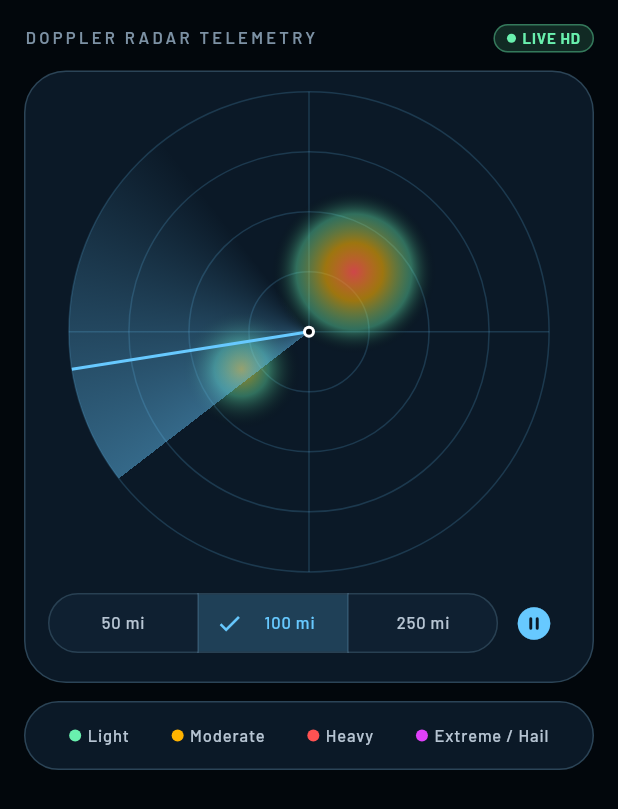
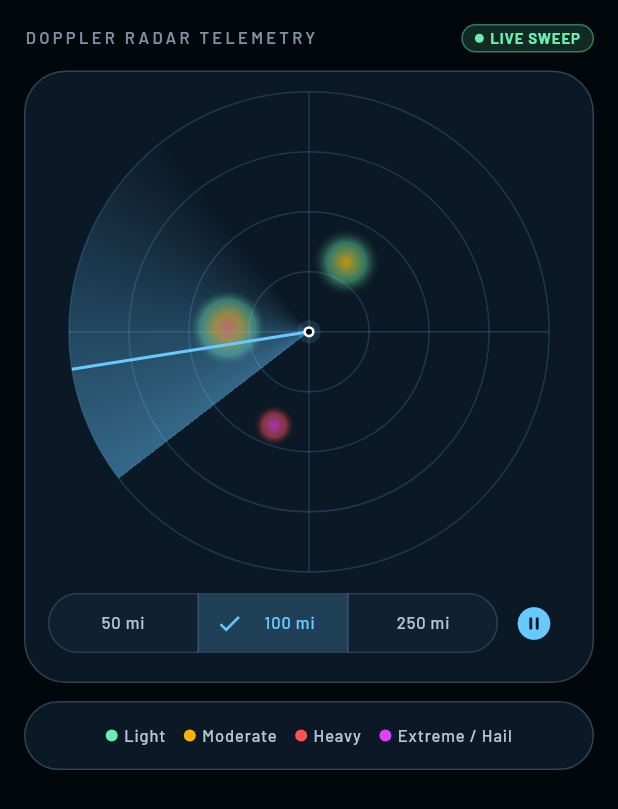
Before and after one commit to ELI3GANT/WEATHER_OS, a Flutter app: the RadarView widget shown alone on an empty page, opened directly, on a phone screen of 412 x 824 dp. Shown: the top 809 px of the screen. Run offline on Flutter 3.47's test engine with Material 3 defaults, Android fonts, the phone set to English and light mode, and no system bars; our stand-ins replace geolocator, in_app_purchase, shared_preferences; accounts and stored records are empty; network calls fail.

Commit message:
fix(android): animate radar precipitation cells

```diff
--- a/lib/features/weather/widgets/radar_view.dart
+++ b/lib/features/weather/widgets/radar_view.dart
@@ -37,7 +37,9 @@ class _RadarViewState extends State<RadarView>
   void initState() {
     super.initState();
     WidgetsBinding.instance.addObserver(this);
-    _rangeSub = WeatherNativeUIBridge.instance.onRadarRangeChanged.listen((int index) {
+    _rangeSub = WeatherNativeUIBridge.instance.onRadarRangeChanged.listen((
+      int index,
+    ) {
       if (index >= 0 && index < _ranges.length) {
         setState(() {
           _selectedRangeIndex = index;
@@ -80,7 +82,9 @@ class _RadarViewState extends State<RadarView>
         state == AppLifecycleState.inactive ||
         state == AppLifecycleState.detached) {
       _sweepController.stop();
-    } else if (state == AppLifecycleState.resumed && _isPlaying) {
+    } else if (state == AppLifecycleState.resumed &&
+        _isPlaying &&
+        !_reduceMotion) {
       if (!_sweepController.isAnimating) {
         _sweepController.repeat();
       }
@@ -99,7 +103,7 @@ class _RadarViewState extends State<RadarView>
   void _togglePlay() {
     setState(() {
       _isPlaying = !_isPlaying;
-      if (_isPlaying) {
+      if (_isPlaying && !_reduceMotion) {
         _sweepController.repeat();
       } else {
         _sweepController.stop();
@@ -108,10 +112,14 @@ class _RadarViewState extends State<RadarView>
     _syncBridgeState();
   }
 
+  bool get _reduceMotion =>
+      MediaQuery.maybeOf(context)?.disableAnimations ?? false;
+
   @override
   Widget build(BuildContext context) {
     final isIOS = WeatherPlatform.isIOS(context);
-    final isNativeActive = isIOS && WeatherNativeUIBridge.instance.isNativeBridgeAvailable;
+    final isNativeActive =
+        isIOS && WeatherNativeUIBridge.instance.isNativeBridgeAvailable;
 
     return SingleChildScrollView(
       physics: const BouncingScrollPhysics(),
@@ -122,7 +130,14 @@ class _RadarViewState extends State<RadarView>
           Row(
             mainAxisAlignment: MainAxisAlignment.spaceBetween,
             children: <Widget>[
-              Text('DOPPLER RADAR TELEMETRY', style: WeatherType.overline),
+              Expanded(
+                child: Text(
+                  'DOPPLER RADAR TELEMETRY',
+                  maxLines: 1,
+                  overflow: TextOverflow.ellipsis,
+                  style: WeatherType.overline,
+                ),
+              ),
               Container(
                 padding: const EdgeInsets.symmetric(horizontal: 8, vertical: 2),
                 decoration: BoxDecoration(
@@ -146,7 +161,7 @@ class _RadarViewState extends State<RadarView>
                     ),
                     const SizedBox(width: 4),
                     Text(
-                      'LIVE HD',
+                      'LIVE SWEEP',
                       style: WeatherType.label.copyWith(
                         fontSize: 10,
                         fontWeight: FontWeight.w700,
@@ -185,9 +200,11 @@ class _RadarViewState extends State<RadarView>
                   const SizedBox(height: WeatherSpacing.space3),
 
                   // Platform-Adaptive Interactive Controls (Only in Flutter when not native-bridged)
-                  Row(
-                    mainAxisAlignment: MainAxisAlignment.spaceBetween,
-                    children: <Widget>[
+                  LayoutBuilder(
+                    builder:
+                        (BuildContext context, BoxConstraints constraints) {
+                          final compact = constraints.maxWidth < 300;
+                          final controls = <Widget>[
                             // Range Selector
                             WeatherPlatformSegmentedControl<int>(
                               groupValue: _selectedRangeIndex,
@@ -199,16 +216,34 @@ class _RadarViewState extends State<RadarView>
                               },
                               children: const <int, Widget>{
                                 0: Padding(
-                            padding: EdgeInsets.symmetric(horizontal: 6, vertical: 2),
-                            child: Text('50 mi', style: TextStyle(fontSize: 11)),
+                                  padding: EdgeInsets.symmetric(
+                                    horizontal: 6,
+                                    vertical: 2,
+                                  ),
+                                  child: Text(
+                                    '50 mi',
+                                    style: TextStyle(fontSize: 11),
+                                  ),
                                 ),
                                 1: Padding(
-                            padding: EdgeInsets.symmetric(horizontal: 6, vertical: 2),
-                            child: Text('100 mi', style: TextStyle(fontSize: 11)),
+                                  padding: EdgeInsets.symmetric(
+                                    horizontal: 6,
+                                    vertical: 2,
+                                  ),
+                                  child: Text(
+                                    '100 mi',
+                                    style: TextStyle(fontSize: 11),
+                                  ),
                                 ),
                                 2: Padding(
-                            padding: EdgeInsets.symmetric(horizontal: 6, vertical: 2),
-                            child: Text('250 mi', style: TextStyle(fontSize: 11)),
+                                  padding: EdgeInsets.symmetric(
+                                    horizontal: 6,
+                                    vertical: 2,
+                                  ),
+                                  child: Text(
+                                    '250 mi',
+                                    style: TextStyle(fontSize: 11),
+                                  ),
                                 ),
                               },
                             ),
@@ -226,9 +261,31 @@ class _RadarViewState extends State<RadarView>
                                 WeatherPlatformFeedback.light(context);
                                 _togglePlay();
                               },
-                        tooltip: _isPlaying ? 'Pause Radar Sweep' : 'Resume Radar Sweep',
+                              tooltip: _isPlaying
+                                  ? 'Pause Radar Sweep'
+                                  : 'Resume Radar Sweep',
+                            ),
+                          ];
+                          if (compact) {
+                            return Column(
+                              crossAxisAlignment: CrossAxisAlignment.stretch,
+                              children: <Widget>[
+                                Align(
+                                  alignment: Alignment.center,
+                                  child: controls[0],
+                                ),
+                                Align(
+                                  alignment: Alignment.centerRight,
+                                  child: controls[1],
                                 ),
                               ],
+                            );
+                          }
+                          return Row(
+                            mainAxisAlignment: MainAxisAlignment.spaceBetween,
+                            children: controls,
+                          );
+                        },
                   ),
                 ],
               ],
@@ -239,13 +296,18 @@ class _RadarViewState extends State<RadarView>
           // Intensity Legend
           WeatherPlatformCard(
             padding: const EdgeInsets.all(WeatherSpacing.space4),
-            child: const Row(
-              mainAxisAlignment: MainAxisAlignment.spaceAround,
+            child: const Wrap(
+              alignment: WrapAlignment.center,
+              spacing: 12,
+              runSpacing: 8,
               children: <Widget>[
                 _RadarLegendItem(color: Color(0xFF69F0AE), label: 'Light'),
                 _RadarLegendItem(color: Color(0xFFFFB300), label: 'Moderate'),
                 _RadarLegendItem(color: Color(0xFFFF5252), label: 'Heavy'),
-                _RadarLegendItem(color: Color(0xFFE040FB), label: 'Extreme / Hail'),
+                _RadarLegendItem(
+                  color: Color(0xFFE040FB),
+                  label: 'Extreme / Hail',
+                ),
               ],
             ),
           ),
@@ -279,10 +341,7 @@ class _RadarLegendItem extends StatelessWidget {
 }
 
 class _RadarCanvasPainter extends CustomPainter {
-  const _RadarCanvasPainter({
-    required this.sweepAngle,
-    this.zoomLevel = 1.0,
-  });
+  const _RadarCanvasPainter({required this.sweepAngle, this.zoomLevel = 1.0});
 
   final double sweepAngle;
   final double zoomLevel;
@@ -314,43 +373,56 @@ class _RadarCanvasPainter extends CustomPainter {
       ringPaint,
     );
 
-    // Synthetic Rain Cell Blobs scaled by zoom
-    final blob1Offset = Offset(30 * zoomLevel, -40 * zoomLevel);
-    final blob1Radius = 55 * zoomLevel;
-    final cellPaint = Paint()
-      ..shader = RadialGradient(
+    // Synthetic precipitation cells deliberately drift and pulse with each
+    // sweep. This keeps the local radar visualization alive without implying
+    // that it has a live radar-feed backend.
+    final phase = sweepAngle;
+    _drawCell(
+      canvas,
+      center:
+          center +
+          Offset(
+            math.cos(phase * 0.82 + 0.8) * radius * 0.34,
+            math.sin(phase * 0.67 + 1.2) * radius * 0.30,
+          ),
+      radius: radius * (0.19 + 0.025 * math.sin(phase * 1.7)),
       colors: <Color>[
-          const Color(0xFFFF5252).withValues(alpha: 0.8),
-          const Color(0xFFFFB300).withValues(alpha: 0.6),
-          const Color(0xFF69F0AE).withValues(alpha: 0.4),
+        const Color(0xFFFF5252).withValues(alpha: 0.82),
+        const Color(0xFFFFB300).withValues(alpha: 0.62),
+        const Color(0xFF69F0AE).withValues(alpha: 0.38),
         Colors.transparent,
       ],
-        stops: const <double>[0.0, 0.35, 0.7, 1.0],
-      ).createShader(
-        Rect.fromCircle(
-          center: center + blob1Offset,
-          radius: blob1Radius,
+    );
+    _drawCell(
+      canvas,
+      center:
+          center +
+          Offset(
+            math.cos(phase * 0.55 + 3.4) * radius * 0.48,
+            math.sin(phase * 0.91 + 2.7) * radius * 0.38,
           ),
-      );
-    canvas.drawCircle(center + blob1Offset, blob1Radius, cellPaint);
-
-    final blob2Offset = Offset(-45 * zoomLevel, 25 * zoomLevel);
-    final blob2Radius = 40 * zoomLevel;
-    final cellPaint2 = Paint()
-      ..shader = RadialGradient(
+      radius: radius * (0.13 + 0.02 * math.cos(phase * 2.1)),
       colors: <Color>[
-          const Color(0xFFFFB300).withValues(alpha: 0.7),
-          const Color(0xFF69F0AE).withValues(alpha: 0.4),
+        const Color(0xFFFFB300).withValues(alpha: 0.78),
+        const Color(0xFF69F0AE).withValues(alpha: 0.42),
         Colors.transparent,
       ],
-        stops: const <double>[0.0, 0.45, 1.0],
-      ).createShader(
-        Rect.fromCircle(
-          center: center + blob2Offset,
-          radius: blob2Radius,
+    );
+    _drawCell(
+      canvas,
+      center:
+          center +
+          Offset(
+            math.cos(phase * 1.13 + 5.1) * radius * 0.25,
+            math.sin(phase * 0.48 + 5.8) * radius * 0.48,
           ),
+      radius: radius * (0.08 + 0.018 * math.sin(phase * 2.8 + 0.4)),
+      colors: <Color>[
+        const Color(0xFFE040FB).withValues(alpha: 0.72),
+        const Color(0xFFFF5252).withValues(alpha: 0.48),
+        Colors.transparent,
+      ],
     );
-    canvas.drawCircle(center + blob2Offset, blob2Radius, cellPaint2);
 
     // Rotating Radar Sweep Line with Gradient Trail
     final sweepPaint = Paint()
@@ -377,12 +449,35 @@ class _RadarCanvasPainter extends CustomPainter {
         ..strokeWidth = 2.0,
     );
 
-    // Center Home Station Marker
-    canvas.drawCircle(center, 4.0, Paint()..color = Colors.white);
+    // Center station marker pulses as a new scan comes through.
+    final markerRadius = 4.0 + math.sin(phase * 2.0) * 0.8;
+    canvas.drawCircle(
+      center,
+      markerRadius + 4,
+      Paint()..color = WeatherPalette.mistBlue.withValues(alpha: 0.14),
+    );
+    canvas.drawCircle(center, markerRadius, Paint()..color = Colors.white);
     canvas.drawCircle(center, 2.0, Paint()..color = WeatherPalette.canvasDeep);
+  }
+
+  void _drawCell(
+    Canvas canvas, {
+    required Offset center,
+    required double radius,
+    required List<Color> colors,
+  }) {
+    final paint = Paint()
+      ..shader = RadialGradient(
+        colors: colors,
+        stops: colors.length == 4
+            ? const <double>[0.0, 0.35, 0.7, 1.0]
+            : const <double>[0.0, 0.55, 1.0],
+      ).createShader(Rect.fromCircle(center: center, radius: radius));
+    canvas.drawCircle(center, radius, paint);
   }
 
   @override
   bool shouldRepaint(covariant _RadarCanvasPainter oldDelegate) =>
-      oldDelegate.sweepAngle != sweepAngle || oldDelegate.zoomLevel != zoomLevel;
+      oldDelegate.sweepAngle != sweepAngle ||
+      oldDelegate.zoomLevel != zoomLevel;
 }
```
Lines whose indentation alone changed are shown as unchanged.
